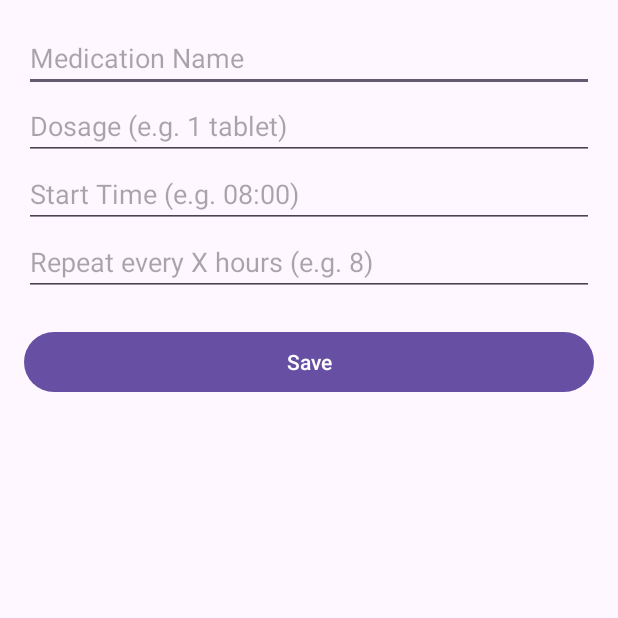
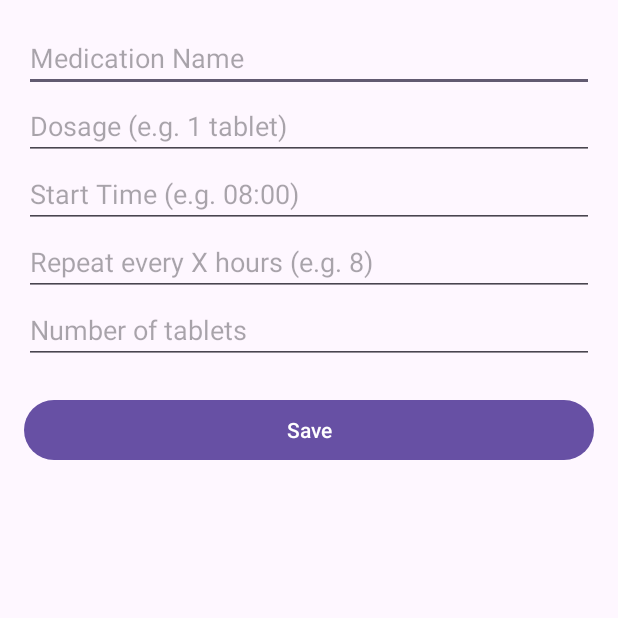
Before and after one commit to S00201014-ATU/MediTrack, an Android app: the screen it shows after launch (AddMedicationActivity), after a tap on "Add Medication", on a phone screen of 412 x 824 dp, the top half of it. Run offline under Robolectric (Android 15) with nearby library versions, the phone set to English and light mode, and no system bars; our stand-ins replace Room's generated code.

Commit message:
Added stock tracking: user can enter/edit tablet count, stock decrements on Taken, reminders auto-cancel at zero, and stock is shown in medication list

```diff
--- a/app/src/main/java/com/example/meditrack/AddMedicationActivity.java
+++ b/app/src/main/java/com/example/meditrack/AddMedicationActivity.java
@@ -30,6 +30,7 @@ public class AddMedicationActivity extends AppCompatActivity {
         EditText txtDosage = findViewById(R.id.txtDosage);
         EditText txtTime = findViewById(R.id.txtTime);
         EditText txtFrequency = findViewById(R.id.txtFrequency);
+        EditText txtStock = findViewById(R.id.txtStock); // NEW field
         Button btnSaveMedication = findViewById(R.id.btnSaveMedication);
 
         // Disable manual typing into time field
@@ -56,12 +57,13 @@ public class AddMedicationActivity extends AppCompatActivity {
         AppDatabase db = Room.databaseBuilder(
                 getApplicationContext(),
                 AppDatabase.class, "medication-db"
-        ).allowMainThreadQueries().build();
+        ).fallbackToDestructiveMigration().allowMainThreadQueries().build();
 
         btnSaveMedication.setOnClickListener(v -> {
             String name = txtMedicationName.getText().toString();
             String dosage = txtDosage.getText().toString();
             String freqText = txtFrequency.getText().toString();
+            String stockText = txtStock.getText().toString();
 
             if (name.isEmpty() || dosage.isEmpty() || selectedHour == -1 || selectedMinute == -1) {
                 Toast.makeText(this, "Please fill all fields", Toast.LENGTH_SHORT).show();
@@ -78,11 +80,22 @@ public class AddMedicationActivity extends AppCompatActivity {
                 }
             }
 
+            // Parse stock (default 0)
+            int stock = 0;
+            if (!stockText.isEmpty()) {
+                try {
+                    stock = Integer.parseInt(stockText);
+                } catch (NumberFormatException e) {
+                    Toast.makeText(this, "Invalid stock, using 0", Toast.LENGTH_SHORT).show();
+                }
+            }
+
             // Save into database and get ID
             Medication med = new Medication();
             med.name = name;
             med.dosage = dosage;
             med.time = String.format("%02d:%02d (every %dh)", selectedHour, selectedMinute, frequencyHours);
+            med.stock = stock; // NEW
             long medId = db.medicationDao().insert(med); // returns new row ID
             int medIdInt = (int) medId;
 
--- a/app/src/main/java/com/example/meditrack/AppDatabase.java
+++ b/app/src/main/java/com/example/meditrack/AppDatabase.java
@@ -4,7 +4,7 @@ import androidx.room.Database;
 import androidx.room.RoomDatabase;
 
 // Database holding the Medication table
-@Database(entities = {Medication.class, History.class}, version = 2)
+@Database(entities = {Medication.class, History.class}, version = 3)
 public abstract class AppDatabase extends RoomDatabase {
     public abstract MedicationDao medicationDao();
     public abstract HistoryDao historyDao();
--- a/app/src/main/java/com/example/meditrack/HistoryActivity.java
+++ b/app/src/main/java/com/example/meditrack/HistoryActivity.java
@@ -23,7 +23,7 @@ public class HistoryActivity extends AppCompatActivity {
         AppDatabase db = Room.databaseBuilder(
                 getApplicationContext(),
                 AppDatabase.class, "medication-db"
-        ).allowMainThreadQueries().fallbackToDestructiveMigration().build();
+        ).fallbackToDestructiveMigration().allowMainThreadQueries().fallbackToDestructiveMigration().build();
 
         List<History> historyList = db.historyDao().getAll();
         HistoryAdapter adapter = new HistoryAdapter(historyList);
--- a/app/src/main/java/com/example/meditrack/MainActivity.java
+++ b/app/src/main/java/com/example/meditrack/MainActivity.java
@@ -49,7 +49,7 @@ public class MainActivity extends AppCompatActivity {
         AppDatabase db = Room.databaseBuilder(
                 getApplicationContext(),
                 AppDatabase.class, "medication-db"
-        ).allowMainThreadQueries().build();
+        ).fallbackToDestructiveMigration().allowMainThreadQueries().build();
 
         List<Medication> medications = db.medicationDao().getAll();
         adapter = new MedicationAdapter(medications, this); // pass context for delete
--- a/app/src/main/java/com/example/meditrack/Medication.java
+++ b/app/src/main/java/com/example/meditrack/Medication.java
@@ -13,4 +13,5 @@ public class Medication {
     public String name;
     public String dosage;
     public String time;
+    public int stock;
 }
--- a/app/src/main/java/com/example/meditrack/MedicationAdapter.java
+++ b/app/src/main/java/com/example/meditrack/MedicationAdapter.java
@@ -39,20 +39,18 @@ public class MedicationAdapter extends RecyclerView.Adapter<MedicationAdapter.Me
 
         holder.txtMedName.setText(med.name);
         holder.txtMedDetails.setText(med.dosage + " at " + med.time);
+        holder.txtStock.setText("Stock: " + med.stock);
 
         // Delete button
         holder.btnDelete.setOnClickListener(v -> {
-            // Cancel WorkManager jobs for this medication
             WorkManager.getInstance(context).cancelAllWorkByTag("med_" + med.id);
 
-            // Delete from database
             AppDatabase db = Room.databaseBuilder(
                     context,
                     AppDatabase.class, "medication-db"
-            ).allowMainThreadQueries().build();
+            ).fallbackToDestructiveMigration().allowMainThreadQueries().build();
             db.medicationDao().deleteById(med.id);
 
-            // Remove from list and refresh RecyclerView
             medications.remove(position);
             notifyItemRemoved(position);
             notifyItemRangeChanged(position, medications.size());
@@ -72,13 +70,14 @@ public class MedicationAdapter extends RecyclerView.Adapter<MedicationAdapter.Me
     }
 
     static class MedicationViewHolder extends RecyclerView.ViewHolder {
-        TextView txtMedName, txtMedDetails;
+        TextView txtMedName, txtMedDetails, txtStock;
         Button btnDelete, btnEdit;
 
         public MedicationViewHolder(@NonNull View itemView) {
             super(itemView);
             txtMedName = itemView.findViewById(R.id.txtMedName);
             txtMedDetails = itemView.findViewById(R.id.txtMedDetails);
+            txtStock = itemView.findViewById(R.id.txtMedStock); // NEW
             btnDelete = itemView.findViewById(R.id.btnDelete);
             btnEdit = itemView.findViewById(R.id.btnEdit);
         }
--- a/app/src/main/java/com/example/meditrack/ReminderResponseReceiver.java
+++ b/app/src/main/java/com/example/meditrack/ReminderResponseReceiver.java
@@ -19,7 +19,7 @@ public class ReminderResponseReceiver extends BroadcastReceiver {
         AppDatabase db = Room.databaseBuilder(
                 context,
                 AppDatabase.class, "medication-db"
-        ).allowMainThreadQueries().fallbackToDestructiveMigration().build();
+        ).fallbackToDestructiveMigration().allowMainThreadQueries().fallbackToDestructiveMigration().build();
 
         History history = new History();
         history.medicationId = medId;
--- a/app/src/main/res/layout/activity_add_medication.xml
+++ b/app/src/main/res/layout/activity_add_medication.xml
@@ -33,6 +33,13 @@
         android:layout_height="wrap_content"
         android:hint="Repeat every X hours (e.g. 8)" />
 
+    <EditText
+        android:id="@+id/txtStock"
+        android:layout_width="match_parent"
+        android:layout_height="wrap_content"
+        android:hint="Number of tablets"
+        android:inputType="number" />
+
     <!-- Save button -->
     <Button
         android:id="@+id/btnSaveMedication"
```
Also changed, not shown: app/src/main/java/com/example/meditrack/EditMedicationActivity.java (+14 -2 lines), app/src/main/java/com/example/meditrack/ReminderActionReceiver.java (+23 -2 lines), app/src/main/res/layout/activity_edit_medication.xml (+8 -0 lines), app/src/main/res/layout/item_medication.xml (+9 -0 lines).
